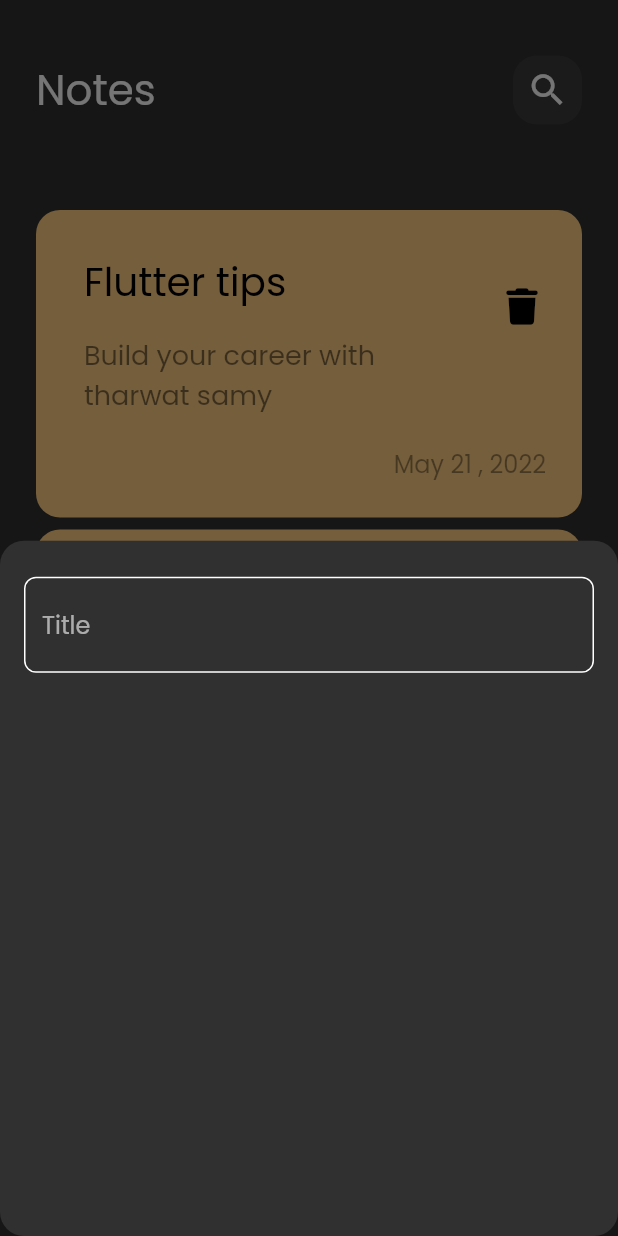
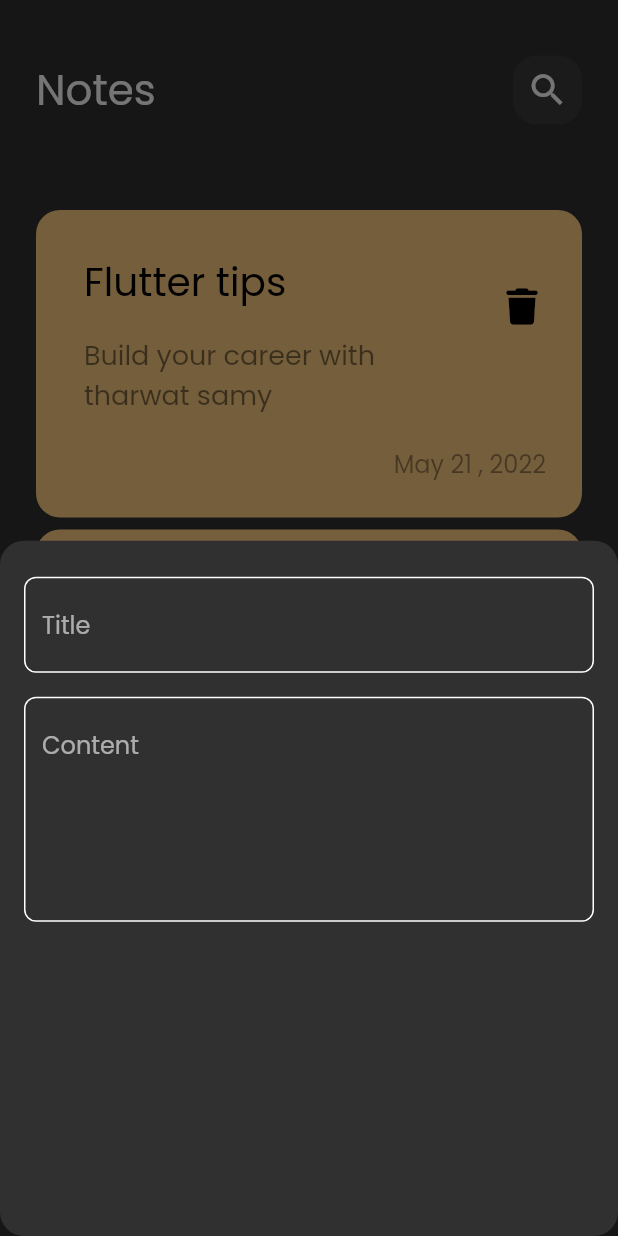
Before and after one commit to Ma7moudElbaz/notes_app, a Flutter app: the screen it shows after launch, after a tap on the "add" icon, on a phone screen of 412 x 824 dp. Run offline on Flutter 3.47's test engine with Material 3 defaults, Android fonts, the phone set to English and light mode, and no system bars; our stand-ins replace font_awesome_flutter.

Commit message:
add fields to notes bottom sheet

```diff
--- a/lib/widgets/add_note_bottom_sheet.dart
+++ b/lib/widgets/add_note_bottom_sheet.dart
@@ -11,7 +11,14 @@ class AddNoteBottomSheet extends StatelessWidget {
       child: Column(
         children: [
           SizedBox(height: 24),
-          CustomTextField(),
+          CustomTextField(
+            hint: 'Title',
+          ),
+          SizedBox(height: 16),
+          CustomTextField(
+            hint: 'Content',
+            maxLines: 5,
+          ),
         ],
       ),
     );
--- a/lib/widgets/custom_text_field.dart
+++ b/lib/widgets/custom_text_field.dart
@@ -2,14 +2,17 @@ import 'package:flutter/material.dart';
 import 'package:notes_app/constants.dart';
 
 class CustomTextField extends StatelessWidget {
-  const CustomTextField({super.key});
+  const CustomTextField({super.key, required this.hint, this.maxLines = 1});
 
+  final String hint;
+  final int maxLines;
   @override
   Widget build(BuildContext context) {
     return TextField(
       cursorColor: kPrimaryColor,
+      maxLines: maxLines,
       decoration: InputDecoration(
-        hintText: 'Title',
+        hintText: hint,
         border: buildBorder(),
         enabledBorder: buildBorder(),
         focusedBorder: buildBorder(kPrimaryColor),
```
